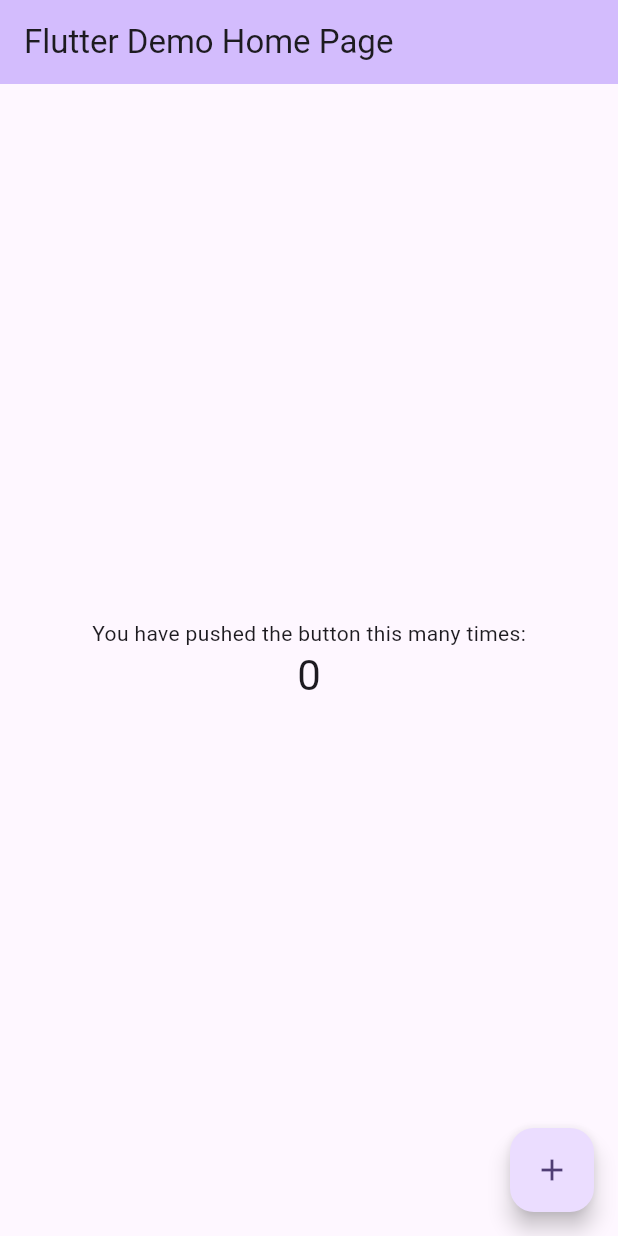
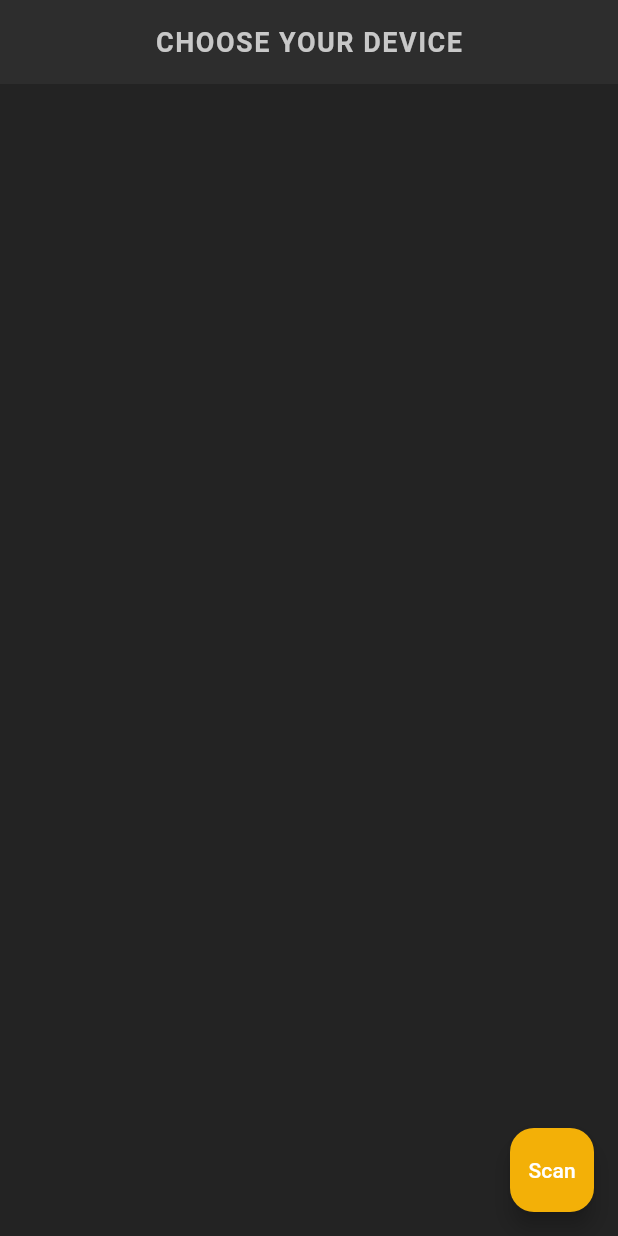
Before and after one commit to ptrkalm/vbt_app, a Flutter app: the screen it shows after launch, on a phone screen of 412 x 824 dp. Run offline on Flutter 3.47's test engine with Material 3 defaults, Android fonts, the phone set to English and light mode, and no system bars; our stand-ins replace fl_chart, flutter_blue_plus, flutter_spinkit, google_fonts; Roboto replaces fonts that are missing (Kanit).

Commit message:
feat: added bluetooth_store that allows to scan, connect and subscribe/read from bluetooth devices; added two screen: - home screen: allows to scan all near ble devices and connect to one, - device screen: visualize accel data from vbt device as graph

```diff
--- a/lib/main.dart
+++ b/lib/main.dart
@@ -1,125 +1,27 @@
 import 'package:flutter/material.dart';
+import 'package:provider/provider.dart';
+import 'package:vbt_app/services/bluetooth_store/bluetooth_store.dart';
+import 'package:vbt_app/theme.dart';
+
+import 'screens/home/home_screen.dart';
 
 void main() {
-  runApp(const MyApp());
+  runApp(
+    ChangeNotifierProvider(
+      create: (context) => BluetoothStore(),
+      child: const App(),
+    )
+  );
 }
 
-class MyApp extends StatelessWidget {
-  const MyApp({super.key});
+class App extends StatelessWidget {
+  const App({super.key});
 
-  // This widget is the root of your application.
   @override
   Widget build(BuildContext context) {
     return MaterialApp(
-      title: 'Flutter Demo',
-      theme: ThemeData(
-        // This is the theme of your application.
-        //
-        // TRY THIS: Try running your application with "flutter run". You'll see
-        // the application has a purple toolbar. Then, without quitting the app,
-        // try changing the seedColor in the colorScheme below to Colors.green
-        // and then invoke "hot reload" (save your changes or press the "hot
-        // reload" button in a Flutter-supported IDE, or press "r" if you used
-        // the command line to start the app).
-        //
-        // Notice that the counter didn't reset back to zero; the application
-        // state is not lost during the reload. To reset the state, use hot
-        // restart instead.
-        //
-        // This works for code too, not just values: Most code changes can be
-        // tested with just a hot reload.
-        colorScheme: ColorScheme.fromSeed(seedColor: Colors.deepPurple),
-        useMaterial3: true,
-      ),
-      home: const MyHomePage(title: 'Flutter Demo Home Page'),
+      theme: primaryTheme,
+      home: const HomeScreen()
     );
   }
 }
-
-class MyHomePage extends StatefulWidget {
-  const MyHomePage({super.key, required this.title});
-
-  // This widget is the home page of your application. It is stateful, meaning
-  // that it has a State object (defined below) that contains fields that affect
-  // how it looks.
-
-  // This class is the configuration for the state. It holds the values (in this
-  // case the title) provided by the parent (in this case the App widget) and
-  // used by the build method of the State. Fields in a Widget subclass are
-  // always marked "final".
-
-  final String title;
-
-  @override
-  State<MyHomePage> createState() => _MyHomePageState();
-}
-
-class _MyHomePageState extends State<MyHomePage> {
-  int _counter = 0;
-
-  void _incrementCounter() {
-    setState(() {
-      // This call to setState tells the Flutter framework that something has
-      // changed in this State, which causes it to rerun the build method below
-      // so that the display can reflect the updated values. If we changed
-      // _counter without calling setState(), then the build method would not be
-      // called again, and so nothing would appear to happen.
-      _counter++;
-    });
-  }
-
-  @override
-  Widget build(BuildContext context) {
-    // This method is rerun every time setState is called, for instance as done
-    // by the _incrementCounter method above.
-    //
-    // The Flutter framework has been optimized to make rerunning build methods
-    // fast, so that you can just rebuild anything that needs updating rather
-    // than having to individually change instances of widgets.
-    return Scaffold(
-      appBar: AppBar(
-        // TRY THIS: Try changing the color here to a specific color (to
-        // Colors.amber, perhaps?) and trigger a hot reload to see the AppBar
-        // change color while the other colors stay the same.
-        backgroundColor: Theme.of(context).colorScheme.inversePrimary,
-        // Here we take the value from the MyHomePage object that was created by
-        // the App.build method, and use it to set our appbar title.
-        title: Text(widget.title),
-      ),
-      body: Center(
-        // Center is a layout widget. It takes a single child and positions it
-        // in the middle of the parent.
-        child: Column(
-          // Column is also a layout widget. It takes a list of children and
-          // arranges them vertically. By default, it sizes itself to fit its
-          // children horizontally, and tries to be as tall as its parent.
-          //
-          // Column has various properties to control how it sizes itself and
-          // how it positions its children. Here we use mainAxisAlignment to
-          // center the children vertically; the main axis here is the vertical
-          // axis because Columns are vertical (the cross axis would be
-          // horizontal).
-          //
-          // TRY THIS: Invoke "debug painting" (choose the "Toggle Debug Paint"
-          // action in the IDE, or press "p" in the console), to see the
-          // wireframe for each widget.
-          mainAxisAlignment: MainAxisAlignment.center,
-          children: <Widget>[
-            const Text(
-              'You have pushed the button this many times:',
-            ),
-            Text(
-              '$_counter',
-              style: Theme.of(context).textTheme.headlineMedium,
-            ),
-          ],
-        ),
-      ),
-      floatingActionButton: FloatingActionButton(
-        onPressed: _incrementCounter,
-        tooltip: 'Increment',
-        child: const Icon(Icons.add),
-      ), // This trailing comma makes auto-formatting nicer for build methods.
-    );
-  }
-}
--- /dev/null
+++ b/lib/screens/home/home_screen.dart
@@ -0,0 +1,101 @@
+import 'package:flutter/material.dart';
+import 'package:flutter_spinkit/flutter_spinkit.dart';
+import 'package:provider/provider.dart';
+import 'package:vbt_app/screens/home/device_row.dart';
+import 'package:vbt_app/services/bluetooth_store/bluetooth_store.dart';
+import 'package:vbt_app/shared/styled_text.dart';
+import 'package:vbt_app/theme.dart';
+
+class HomeScreen extends StatefulWidget {
+  const HomeScreen({super.key});
+
+  @override
+  State<HomeScreen> createState() => _HomeScreenState();
+}
+
+class _HomeScreenState extends State<HomeScreen> {
+  late BluetoothStore bluetoothStore;
+
+  @override
+  void initState() {
+    bluetoothStore = Provider.of<BluetoothStore>(context, listen: false);
+    super.initState();
+  }
+
+  void _startOrStopScan() async {
+    if (bluetoothStore.isScanning) {
+      bluetoothStore.stopScan();
+    } else {
+      bool success = await bluetoothStore.startScan();
+      if (!success) {
+        _showBluetoothAlert();
+      }
+    }
+  }
+
+  void _showBluetoothAlert() {
+    showDialog(
+      context: context,
+      builder: (BuildContext context) {
+        return AlertDialog(
+          title: const StyledHeadline('Bluetooth Disabled'),
+          content: const StyledText('Please enable Bluetooth to start scanning.'),
+          actions: <Widget> [
+            TextButton(
+              onPressed: () => Navigator.of(context).pop(),
+              child: const Text('OK')
+            )
+          ]
+        );
+      });
+  }
+
+  @override
+  Widget build(BuildContext context) {
+    final bluetoothStore = Provider.of<BluetoothStore>(context);
+
+    return Scaffold(
+      appBar: AppBar(
+        title: const StyledTitle('Choose your device'),
+      ),
+      body: SingleChildScrollView(
+        child: Container(
+          padding: const EdgeInsets.symmetric(vertical: 16, horizontal: 8),
+          child: Column(
+            children: [
+              ...bluetoothStore.scarResults.map((scanResult) {
+                return Column(
+                  children: [
+                    DeviceRow(
+                      device: scanResult.device,
+                      advertisementData: scanResult.advertisementData
+                    ),
+                    const SizedBox(height: 8)
+                  ],
+                );
+              }),
+              if (bluetoothStore.isScanning)
+                Padding(
+                  padding: const EdgeInsets.only(top: 16.0),
+                  child: SpinKitThreeBounce(
+                    color: AppColors.textColor,
+                    size: 20.0,
+                  ),
+                ),
+            ],
+          )
+        ),
+      ),
+
+      floatingActionButton: FloatingActionButton(
+        backgroundColor: bluetoothStore.isScanning
+          ? AppColors.primaryAccent
+          : AppColors.primaryColor
+        ,
+        foregroundColor: Colors.white,
+        onPressed: _startOrStopScan,
+        child: Text(bluetoothStore.isScanning ? 'Stop' : 'Scan'),
+      ),
+    );
+  }
+}
--- /dev/null
+++ b/lib/services/bluetooth_store/bluetooth_store.dart
@@ -0,0 +1,150 @@
+import 'dart:async';
+import 'dart:collection';
+import 'dart:convert';
+
+import 'package:flutter/material.dart';
+import 'package:flutter_blue_plus/flutter_blue_plus.dart';
+
+class BluetoothStore extends ChangeNotifier {
+  final List<ScanResult> _scanResults = [];
+  bool _isScanning = false;
+  StreamSubscription<List<ScanResult>>? _scanSubscription;
+  BluetoothDevice? _connectedDevice;
+  BluetoothCharacteristic? _messageCharacteristic;
+  late double _lastValue;
+  final Queue<double> _lastValues = Queue();
+  final Queue<double> _smoothedValues = Queue();
+  final int _smoothness = 50;
+
+
+  List<ScanResult> get scarResults => _scanResults;
+  bool get isScanning => _isScanning;
+  BluetoothDevice? get connectedDevice => _connectedDevice;
+  double get lastValue => _lastValue;
+  Iterable<double> get lastValues => _lastValues.toList().reversed;
+  Iterable<double> get smoothedValues => _smoothedValues.toList().reversed;
+  int get smoothness => _smoothness;
+
+  static const int bufferSize = 200;
+
+  Future<bool> checkBluetoothEnabled() async {
+    var adapterState = await FlutterBluePlus.adapterState.first;
+    return adapterState == BluetoothAdapterState.on;
+  }
+
+  Future<bool> startScan() async {
+    bool isBluetoothEnabled = await checkBluetoothEnabled();
+    if (!isBluetoothEnabled) {
+      return false;
+    }
+
+    print('Started scanning...');
+    _isScanning = true;
+    notifyListeners();
+
+    await FlutterBluePlus.adapterState.where((value) => value == BluetoothAdapterState.on).first;
+
+    _scanSubscription = FlutterBluePlus.onScanResults.listen((scanResults) {
+      for (var scanResult in scanResults) {
+        if (!_scanResults.contains(scanResult)) {
+          _scanResults.add(scanResult);
+          notifyListeners();
+        }
+      }
+    },
+    onError: (error) {
+      print(error);
+      stopScan();
+    });
+
+    FlutterBluePlus.cancelWhenScanComplete(_scanSubscription!);
+
+    await FlutterBluePlus.startScan(timeout: const Duration(seconds: 10));
+
+    await FlutterBluePlus.isScanning.where((value) => value == false).first.then((_) {
+      stopScan();
+    });
+
+    return true;
+  }
+
+  void stopScan() {
+    _scanSubscription?.cancel();
+    FlutterBluePlus.stopScan();
+    _isScanning = false;
+    notifyListeners();
+  }
+
+  Future<bool> connect(BluetoothDevice device) async {
+    print('Connecting to ${device.advName}...');
+
+    final subscription = device.connectionState.listen((state) {
+      if (state == BluetoothConnectionState.connected) {
+        print('Connected to ${device.advName}.');
+        _connectedDevice = device;
+        notifyListeners();
+      }
+    });
+
+    device.cancelWhenDisconnected(subscription as StreamSubscription);
+
+    await device.connect(timeout: const Duration(seconds: 5));
+
+    if (device.isConnected) {
+      return true;
+    }
+
+    return false;
+  }
+
+  Future<void> discover(BluetoothDevice device) async {
+    resetValues();
+
+    await device.discoverServices();
+
+    BluetoothService service = device
+        .servicesList.firstWhere((service) => service.serviceUuid == Guid('ffe0'));
+
+    BluetoothCharacteristic characteristic = service
+        .characteristics.firstWhere((characteristic) => characteristic.characteristicUuid == Guid('ffe1'));
+
+    _messageCharacteristic = characteristic;
+
+    final subscription =_messageCharacteristic?.onValueReceived.listen((bytes) {
+      handleIncomingBytes(bytes);
+    });
+
+
+    device.cancelWhenDisconnected(subscription as StreamSubscription);
+
+    _messageCharacteristic?.setNotifyValue(true);
+  }
+
+  void handleIncomingBytes(List<int> bytes) {
+    registerValue(double.parse(utf8.decode(bytes).trim()));
+  }
+
+  void resetValues() {
+    _lastValue = 0;
+    _lastValues.clear();
+    _smoothedValues.clear();
+  }
+
+  void registerValue(double value) {
+    _lastValue = value;
+    addValueToQueue(value, _lastValues);
+
+    Iterable<double> lastN = _lastValues.take(_smoothness);
+    double avarage = lastN.reduce((a, b) => a + b) / lastN.length;
+    addValueToQueue(avarage, _smoothedValues);
+
+    notifyListeners();
+  }
+
+  void addValueToQueue(double value, Queue<double> queue) {
+    queue.addFirst(value);
+    if (queue.length > bufferSize) {
+      queue.removeLast();
+    }
+  }
+}
--- /dev/null
+++ b/lib/shared/styled_text.dart
@@ -0,0 +1,42 @@
+import 'package:flutter/material.dart';
+import 'package:google_fonts/google_fonts.dart';
+
+class StyledText extends StatelessWidget {
+  const StyledText(this.text, {super.key});
+
+  final String text;
+
+  @override
+  Widget build(BuildContext context) {
+    return Text(text.toUpperCase(), style: GoogleFonts.kanit(
+        textStyle: Theme.of(context).textTheme.bodyMedium
+    ));
+  }
+}
+
+
+class StyledHeadline extends StatelessWidget {
+  const StyledHeadline(this.text, {super.key});
+
+  final String text;
+
+  @override
+  Widget build(BuildContext context) {
+    return Text(text.toUpperCase(), style: GoogleFonts.kanit(
+        textStyle: Theme.of(context).textTheme.headlineMedium
+    ));
+  }
+}
+
+class StyledTitle extends StatelessWidget {
+  const StyledTitle(this.text, {super.key});
+
+  final String text;
+
+  @override
+  Widget build(BuildContext context) {
+    return Text(text.toUpperCase(), style: GoogleFonts.kanit(
+        textStyle: Theme.of(context).textTheme.titleMedium
+    ));
+  }
+}
--- /dev/null
+++ b/lib/theme.dart
@@ -0,0 +1,60 @@
+import 'package:flutter/material.dart';
+
+class AppColors {
+  static Color primaryColor = const Color.fromRGBO(243, 176, 7, 1.0);
+  static Color primaryAccent = const Color.fromRGBO(238, 154, 0, 1.0);
+  static Color secondaryColor = const Color.fromRGBO(45, 45, 45, 1);
+  static Color secondaryAccent = const Color.fromRGBO(35, 35, 35, 1);
+  static Color titleColor = const Color.fromRGBO(200, 200, 200, 1);
+  static Color textColor = const Color.fromRGBO(150, 150, 150, 1);
+}
+
+ThemeData primaryTheme = ThemeData(
+  colorScheme: ColorScheme.fromSeed(
+    seedColor: AppColors.primaryColor,
+  ),
+
+  scaffoldBackgroundColor: AppColors.secondaryAccent,
+
+  appBarTheme: AppBarTheme(
+    backgroundColor: AppColors.secondaryColor,
+    foregroundColor: AppColors.textColor,
+    centerTitle: true
+  ),
+
+  textTheme: TextTheme(
+    bodyMedium: TextStyle(
+      color: AppColors.textColor,
+      fontSize: 14,
+      letterSpacing: 0.8,
+    ),
+    headlineMedium: TextStyle(
+      color: AppColors.titleColor,
+      fontSize: 16,
+      fontWeight: FontWeight.bold,
+      letterSpacing: 1
+    ),
+    titleMedium: TextStyle(
+      color: AppColors.titleColor,
+      fontSize: 18,
+      fontWeight: FontWeight.bold,
+      letterSpacing: 1
+    ),
+  ),
+
+  elevatedButtonTheme: ElevatedButtonThemeData(
+    style: ElevatedButton.styleFrom(
+      backgroundColor: AppColors.titleColor,
+      foregroundColor: AppColors.secondaryColor,
+      overlayColor: AppColors.secondaryColor.withOpacity(0.2),
+    )
+  ),
+
+  outlinedButtonTheme: OutlinedButtonThemeData(
+    style: OutlinedButton.styleFrom(
+      disabledBackgroundColor: AppColors.secondaryAccent,
+      disabledForegroundColor: AppColors.textColor.withOpacity(0.5),
+      side: BorderSide(color: AppColors.textColor.withOpacity(0.5))
+    ),
+  )
+);
--- a/pubspec.yaml
+++ b/pubspec.yaml
@@ -30,6 +30,11 @@ environment:
 dependencies:
   flutter:
     sdk: flutter
+  fl_chart: 0.68.0
+  flutter_blue_plus: 1.32.12
+  google_fonts: 6.2.1
+  provider: 6.1.2
+  flutter_spinkit: 5.2.1
 
 
   # The following adds the Cupertino Icons font to your application.
```
Also changed, not shown: lib/screens/device/device_screen.dart (added, +65 -0 lines), lib/screens/home/device_row.dart (added, +67 -0 lines), pubspec.lock (deleted), 2 other files.
